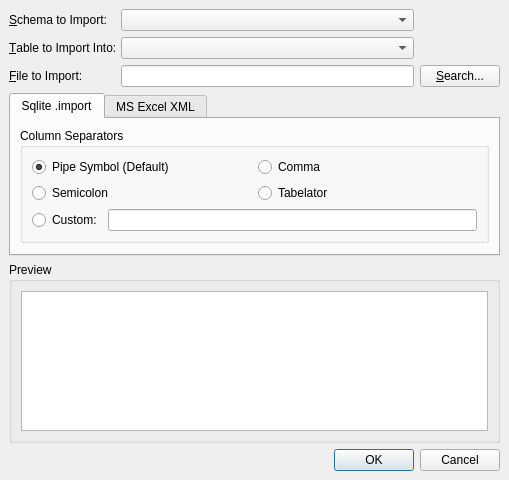
Before: the Qt Designer form Sqliteman/sqliteman/importtabledialog.ui in iamkjg/sqliteman, drawn with Qt 5.
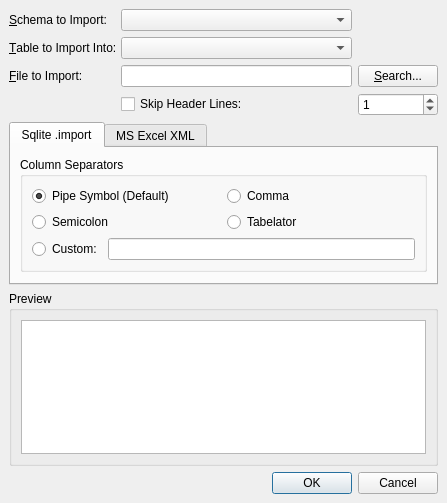
After: the same form once the commit is applied.

Commit message: implemented #72: data import - 1st row is header

Patch:
```diff
--- a/Sqliteman/sqliteman/importtabledialog.ui
+++ b/Sqliteman/sqliteman/importtabledialog.ui
@@ -1,12 +1,12 @@
 <ui version="4.0" >
  <class>ImportTableDialog</class>
- <widget class="QDialog" name="ImportTableDialog" >
-  <property name="geometry" >
+ <widget class="QDialog" name="ImportTableDialog">
+  <property name="geometry">
    <rect>
     <x>0</x>
     <y>0</y>
-    <width>509</width>
-    <height>480</height>
+    <width>447</width>
+    <height>503</height>
    </rect>
   </property>
   <property name="windowTitle" >
@@ -52,9 +52,9 @@
      </property>
     </widget>
    </item>
-   <item row="3" column="0" colspan="3" >
-    <widget class="QTabWidget" name="tabWidget" >
-     <property name="currentIndex" >
+   <item row="4" column="0" colspan="3">
+    <widget class="QTabWidget" name="tabWidget">
+     <property name="currentIndex">
       <number>0</number>
      </property>
      <widget class="QWidget" name="importTab" >
@@ -111,14 +111,14 @@
             </property>
            </widget>
           </item>
-          <item row="2" column="0" colspan="2" >
-           <layout class="QHBoxLayout" >
-            <property name="margin" >
-             <number>0</number>
-            </property>
-            <property name="spacing" >
+          <item row="2" column="0" colspan="2">
+           <layout class="QHBoxLayout">
+            <property name="spacing">
              <number>6</number>
             </property>
+            <property name="margin">
+             <number>0</number>
+            </property>
             <item>
              <widget class="QRadioButton" name="customRadioButton" >
               <property name="text" >
@@ -174,9 +174,9 @@
      </widget>
     </widget>
    </item>
-   <item row="4" column="0" colspan="3" >
-    <widget class="QGroupBox" name="groupBox_2" >
-     <property name="title" >
+   <item row="5" column="0" colspan="3">
+    <widget class="QGroupBox" name="groupBox_2">
+     <property name="title">
       <string>Preview</string>
      </property>
      <layout class="QGridLayout" >
@@ -196,13 +196,13 @@
      </layout>
     </widget>
    </item>
-   <item row="5" column="0" colspan="3" >
-    <widget class="QDialogButtonBox" name="buttonBox" >
-     <property name="orientation" >
+   <item row="6" column="0" colspan="3">
+    <widget class="QDialogButtonBox" name="buttonBox">
+     <property name="orientation">
       <enum>Qt::Horizontal</enum>
      </property>
-     <property name="standardButtons" >
-      <set>QDialogButtonBox::Cancel|QDialogButtonBox::NoButton|QDialogButtonBox::Ok</set>
+     <property name="standardButtons">
+      <set>QDialogButtonBox::Cancel|QDialogButtonBox::Ok</set>
      </property>
     </widget>
    </item>
@@ -216,8 +216,31 @@
      </property>
     </widget>
    </item>
-   <item row="0" column="1" >
-    <widget class="QComboBox" name="schemaComboBox" />
+   <item row="0" column="1">
+    <widget class="QComboBox" name="schemaComboBox"/>
+   </item>
+   <item row="3" column="1">
+    <widget class="QCheckBox" name="skipHeaderCheck">
+     <property name="toolTip">
+      <string>Switch it on if the header should not be imported</string>
+     </property>
+     <property name="text">
+      <string>Skip Header Lines:</string>
+     </property>
+    </widget>
+   </item>
+   <item row="3" column="2">
+    <widget class="QSpinBox" name="skipHeaderBox">
+     <property name="toolTip">
+      <string>How many lines is the header</string>
+     </property>
+     <property name="maximum">
+      <number>999999999</number>
+     </property>
+     <property name="value">
+      <number>1</number>
+     </property>
+    </widget>
    </item>
   </layout>
  </widget>
```
Left out of the diff: 143 changed lines with no effect on the pictures. The commit also changes 2 other files.
